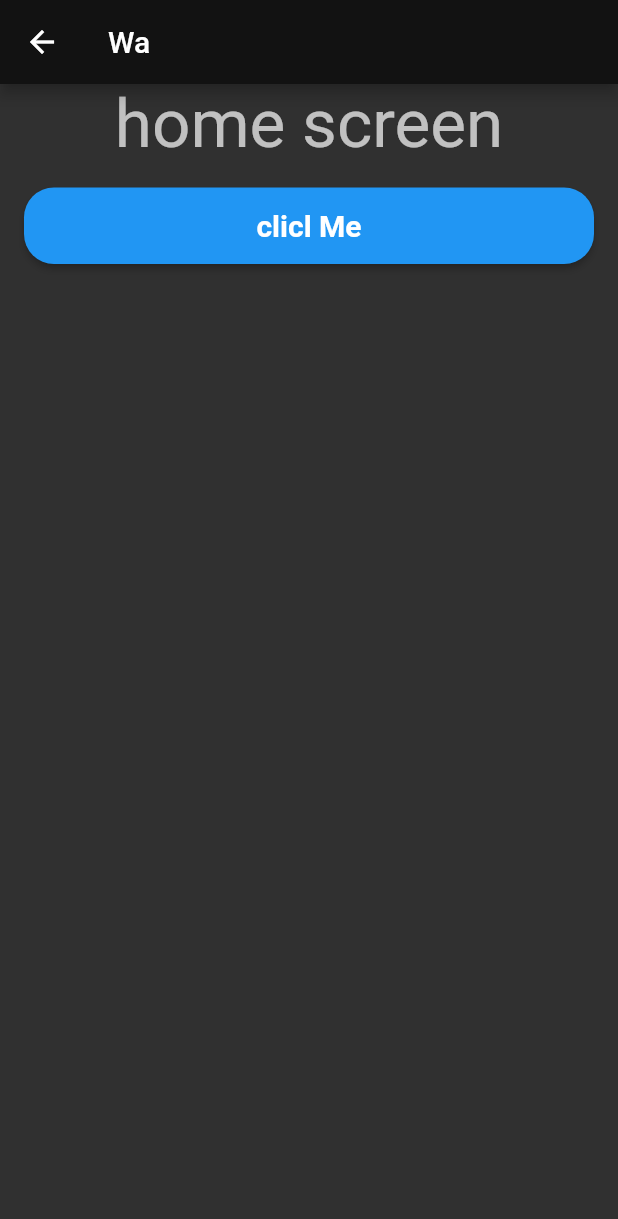
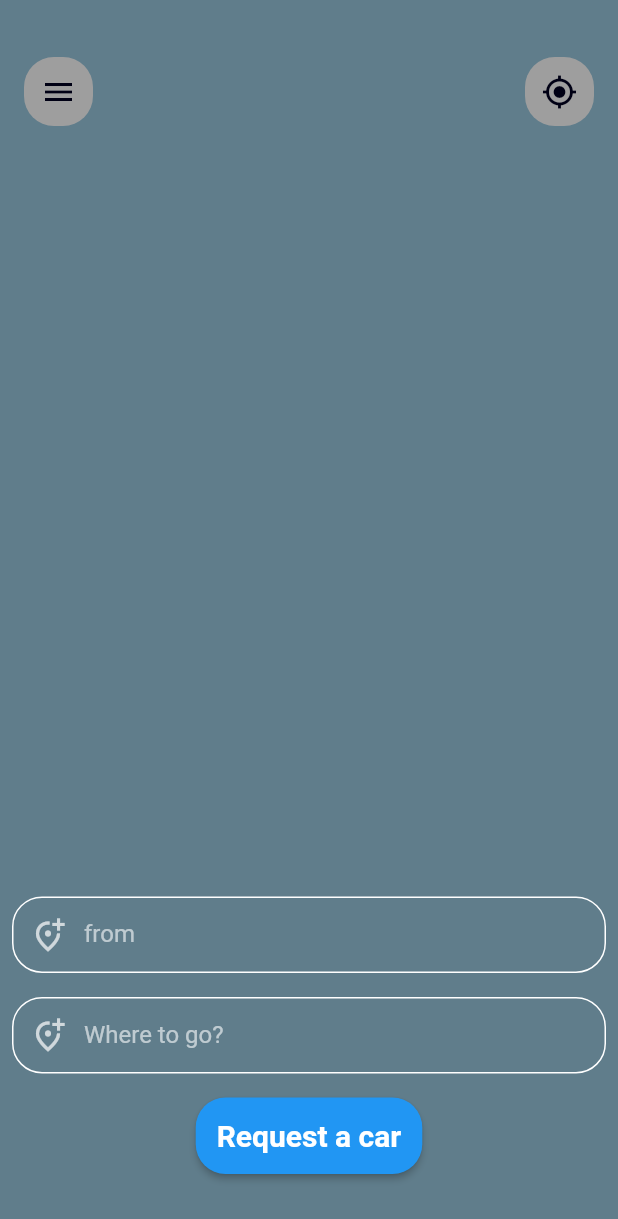
Before and after one commit to Abdo-Nabil/waslny_user_app, a Flutter app: the HomeScreen screen opened directly, on a phone screen of 412 x 824 dp. Shown: the top 1219 px of the screen. Run offline on Flutter 3.47's test engine with Material 2 defaults, Android fonts, the phone set to English and light mode, and no system bars; our stand-ins replace bloc, cloud_firestore, dartz, equatable, firebase_auth, firebase_core and 8 more; missing offline and left inert: alt_sms_autofill, clean_architecture_posts_app; accounts and stored records are empty; generated files the repository leaves out were written again.

Commit message:
prepare home screen

```diff
--- a/lang/ar.json
+++ b/lang/ar.json
@@ -45,7 +45,10 @@
   "ok": "موافق",
   "emptyValue": "لا يمكن ترك الحقول قارغة!",
   "enterAllDigits": "من فضلك فم بإدخال جميع الحقول",
-
+  "requestCar": "اطلب سيارة",
+  "from": "من",
+  "to": "إلى",
+  "whereToGo": "إلى أين ؟",
 
   "opps": "عفواً !",
   "please_check_your_internet_connection_and_try_again": "من فضلك أفحص اتصالك بالانترنت ، وأعد المحاولة",
--- a/lang/en.json
+++ b/lang/en.json
@@ -42,6 +42,12 @@
   "ok": "Ok",
   "emptyValue": "Fields Can't be empty",
   "enterAllDigits": "Please complete all fields",
+  "requestCar": "Request a car",
+  "from": "from",
+  "to": "to",
+  "whereToGo": "Where to go?",
+
+
 
 
 
@@ -50,7 +56,6 @@
   "please_check_your_internet_connection_and_try_again": "Please check your Internet Connection and try again",
   "try_again": "Try Again",
   "welcome": "Welcome",
-  "ok": "Ok",
   "cancel": "Cancel",
   "something_went_wrong": "Something Went Wrong",
   "reload_screen": "Reload Screen",
--- a/lib/core/widgets/custom_form_field.dart
+++ b/lib/core/widgets/custom_form_field.dart
@@ -3,7 +3,6 @@ import 'package:waslny_user/core/extensions/string_extension.dart';
 import 'package:waslny_user/core/widgets/add_horizontal_space.dart';
 import 'package:waslny_user/resources/app_margins_paddings.dart';
 
-import '../../features/authentication/presentation/cubits/auth_cubit.dart';
 import '../../features/localization/presentation/cubits/localization_cubit.dart';
 import '../../resources/app_strings.dart';
 import '../../resources/colors_manager.dart';
@@ -41,7 +40,11 @@ class CustomFormFiled extends StatelessWidget {
       style: const TextStyle(color: ColorsManager.whiteColor),
       decoration: InputDecoration(
         labelText: label.tr(context),
-        suffixIcon: isEnglishLocale ? null : ArabicSuffix(icon: icon),
+        suffixIcon: isEnglishLocale
+            ? null
+            : showPlus20
+                ? ArabicSuffix(icon: icon)
+                : null,
         prefixIcon: !showPlus20
             ? icon
             : isEnglishLocale
--- a/lib/features/home_screen/presentation/home_screen.dart
+++ b/lib/features/home_screen/presentation/home_screen.dart
@@ -1,31 +1,104 @@
 import 'package:flutter/material.dart';
-import 'package:waslny_user/features/authentication/presentation/cubits/auth_cubit.dart';
-import 'package:waslny_user/features/authentication/presentation/widgets/button.dart';
+import 'package:waslny_user/core/extensions/context_extension.dart';
+import 'package:waslny_user/core/extensions/string_extension.dart';
+import 'package:waslny_user/core/widgets/add_vertical_space.dart';
+import 'package:waslny_user/core/widgets/custom_form_field.dart';
+import 'package:waslny_user/features/home_screen/presentation/widgets/rounded_widget.dart';
+import 'package:waslny_user/resources/app_margins_paddings.dart';
 
-class HomeScreen extends StatelessWidget {
+import '../../../resources/app_strings.dart';
+import '../../localization/presentation/cubits/localization_cubit.dart';
+
+class HomeScreen extends StatefulWidget {
   const HomeScreen({Key? key}) : super(key: key);
 
   @override
+  State<HomeScreen> createState() => _HomeScreenState();
+}
+
+class _HomeScreenState extends State<HomeScreen> {
+  final _formKey = GlobalKey<FormState>();
+  final TextEditingController _fromController = TextEditingController();
+  final TextEditingController _toController = TextEditingController();
+
+  @override
+  void dispose() {
+    _fromController.dispose();
+    _toController.dispose();
+    super.dispose();
+  }
+
+  @override
   Widget build(BuildContext context) {
-    return Scaffold(
-      appBar: AppBar(
-        title: Text('Wa'),
-      ),
-      body: Column(
-        children: [
-          Text(
-            'home screen',
-            style: Theme.of(context).textTheme.headline3,
-          ),
-          Button(
-            text: 'clicl Me',
-            onTap: () async {
-              await AuthCubit.getIns(context)
-                  .getUserDataUseCase
-                  .call('tbtUztHA2aPCmsNE1qZH9aEwmgy1');
-            },
-          ),
-        ],
+    final bool isEnglishLocale =
+        LocalizationCubit.getIns(context).isEnglishLocale();
+    return GestureDetector(
+      onTap: () => FocusManager.instance.primaryFocus?.unfocus(),
+      child: Scaffold(
+        body: Stack(
+          children: [
+            Container(
+              color: Colors.blueGrey,
+            ),
+            Positioned(
+              left: isEnglishLocale ? AppPadding.p16 : null,
+              right: isEnglishLocale ? null : AppPadding.p16,
+              top: AppPadding.p38,
+              child: RoundedWidget(
+                iconData: Icons.menu,
+                onTap: () {},
+              ),
+            ),
+            Positioned(
+              left: isEnglishLocale ? null : AppPadding.p16,
+              right: isEnglishLocale ? AppPadding.p16 : null,
+              top: AppPadding.p38,
+              child: RoundedWidget(
+                iconData: Icons.my_location,
+                onTap: () {},
+              ),
+            ),
+            Positioned(
+              bottom: 0,
+              child: Padding(
+                padding: const EdgeInsets.all(AppPadding.p8),
+                child: SizedBox(
+                  height: context.height * 0.265,
+                  width: context.width - AppPadding.p16,
+                  child: Form(
+                    key: _formKey,
+                    child: Column(
+                      children: [
+                        CustomFormFiled(
+                          context: context,
+                          label: AppStrings.from,
+                          icon: const Icon(Icons.add_location_alt_outlined),
+                          controller: _fromController,
+                          validate: (_) {},
+                        ),
+                        const AddVerticalSpace(AppPadding.p16),
+                        CustomFormFiled(
+                          context: context,
+                          label: AppStrings.whereToGo,
+                          icon: const Icon(Icons.add_location_alt_outlined),
+                          controller: _toController,
+                          validate: (_) {},
+                        ),
+                        const AddVerticalSpace(AppPadding.p16),
+                        ElevatedButton(
+                          onPressed: () {},
+                          child: Text(
+                            AppStrings.requestCar.tr(context),
+                          ),
+                        ),
+                      ],
+                    ),
+                  ),
+                ),
+              ),
+            )
+          ],
+        ),
       ),
     );
   }
--- /dev/null
+++ b/lib/features/home_screen/presentation/widgets/rounded_widget.dart
@@ -0,0 +1,35 @@
+import 'package:flutter/material.dart';
+
+import '../../../../resources/app_margins_paddings.dart';
+import '../../../../resources/colors_manager.dart';
+
+class RoundedWidget extends StatelessWidget {
+  final IconData iconData;
+  final Function onTap;
+  const RoundedWidget({
+    Key? key,
+    required this.iconData,
+    required this.onTap,
+  }) : super(key: key);
+
+  @override
+  Widget build(BuildContext context) {
+    return InkWell(
+      onTap: () {
+        onTap();
+      },
+      child: Container(
+        height: AppPadding.p46,
+        width: AppPadding.p46,
+        decoration: BoxDecoration(
+          borderRadius: BorderRadius.circular(AppPadding.p20),
+          color: ColorsManager.geryColor,
+        ),
+        child: Icon(
+          iconData,
+          color: ColorsManager.greyBlack,
+        ),
+      ),
+    );
+  }
+}
--- a/lib/my_app.dart
+++ b/lib/my_app.dart
@@ -1,13 +1,13 @@
 import 'package:flutter/material.dart';
 import 'package:flutter_bloc/flutter_bloc.dart';
 import 'package:waslny_user/features/authentication/presentation/cubits/auth_cubit.dart';
-import 'package:waslny_user/features/authentication/presentation/login_screen.dart';
 import 'package:waslny_user/features/general_cubit/general_cubit.dart';
 import 'package:waslny_user/features/localization/presentation/cubits/localization_cubit.dart';
 import 'package:waslny_user/features/theme/presentation/cubits/theme_cubit.dart';
 import 'package:waslny_user/resources/app_strings.dart';
 
 import 'config/routes/app_routes.dart';
+import 'features/home_screen/presentation/home_screen.dart';
 import 'features/localization/locale/app_localizations_setup.dart';
 import 'features/theme/app_theme.dart';
 import 'injection_container.dart';
@@ -54,8 +54,8 @@ class MyApp extends StatelessWidget {
                 localizationsDelegates:
                     AppLocalizationsSetup.localizationsDelegates,
                 // home: const OtpScreen(phoneNumber: '1111522423'),
-                home: const LoginScreen(),
-                // home: const HomeScreen(),
+                // home: const LoginScreen(),
+                home: const HomeScreen(),
               );
             },
           );
--- a/lib/resources/app_margins_paddings.dart
+++ b/lib/resources/app_margins_paddings.dart
@@ -8,6 +8,7 @@ class AppMargin {
 }
 
 class AppPadding {
+  static const double p0 = 0.0;
   static const double p2 = 2.0;
   static const double p4 = 4.0;
   static const double p6 = 6.0;
@@ -24,6 +25,15 @@ class AppPadding {
   static const double p28 = 28.0;
   static const double p30 = 30.0;
   static const double p32 = 32.0;
+  static const double p34 = 34.0;
+  static const double p36 = 36.0;
+  static const double p38 = 38.0;
+  static const double p40 = 40.0;
+  static const double p42 = 42.0;
+  static const double p44 = 44.0;
+  static const double p46 = 46.0;
+  static const double p48 = 48.0;
+  static const double p50 = 50.0;
   static const double p100 = 100.0;
 }
 
--- a/lib/resources/app_strings.dart
+++ b/lib/resources/app_strings.dart
@@ -43,6 +43,12 @@ class AppStrings {
 
   // FireStore
   static const String usersCollection = 'users';
+
+  //home screen
+  static const String requestCar = 'requestCar';
+  static const String from = 'from';
+  static const String to = 'to';
+  static const String whereToGo = 'whereToGo';
 
   static const notFoundPage = "notFoundPage";
   static const appName = "appName";
```
